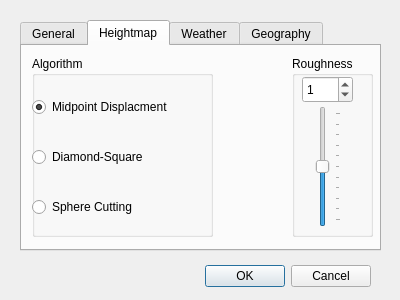
Qt form data/qt4/dWorldConf.ui (psi29a/worldsynth) before a commit.
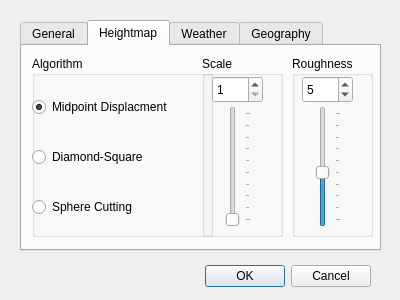
The same form after that commit. Icons and pictures are not drawn.

```diff
--- a/data/qt4/dWorldConf.ui
+++ b/data/qt4/dWorldConf.ui
@@ -142,7 +142,7 @@
        <number>10</number>
       </property>
       <property name="value">
-       <number>1</number>
+       <number>5</number>
       </property>
      </widget>
      <widget class="QSlider" name="vsRoughness">
@@ -155,7 +155,7 @@
        </rect>
       </property>
       <property name="minimum">
-       <number>0</number>
+       <number>1</number>
       </property>
       <property name="maximum">
        <number>10</number>
@@ -175,6 +175,9 @@
       <property name="tickPosition">
        <enum>QSlider::TicksBelow</enum>
       </property>
+      <property name="tickInterval">
+       <number>1</number>
+      </property>
      </widget>
     </widget>
     <widget class="QGroupBox" name="groupBox_2">
@@ -232,6 +235,69 @@
       </property>
      </widget>
     </widget>
+    <widget class="QGroupBox" name="gbScale">
+     <property name="geometry">
+      <rect>
+       <x>180</x>
+       <y>10</y>
+       <width>81</width>
+       <height>181</height>
+      </rect>
+     </property>
+     <property name="title">
+      <string>Scale</string>
+     </property>
+     <widget class="QSpinBox" name="sbScale">
+      <property name="geometry">
+       <rect>
+        <x>10</x>
+        <y>20</y>
+        <width>51</width>
+        <height>27</height>
+       </rect>
+      </property>
+      <property name="minimum">
+       <number>1</number>
+      </property>
+      <property name="maximum">
+       <number>10</number>
+      </property>
+     </widget>
+     <widget class="QSlider" name="vsScale">
+      <property name="geometry">
+       <rect>
+        <x>20</x>
+        <y>50</y>
+        <width>29</width>
+        <height>121</height>
+       </rect>
+      </property>
+      <property name="minimum">
+       <number>1</number>
+      </property>
+      <property name="maximum">
+       <number>10</number>
+      </property>
+      <property name="singleStep">
+       <number>1</number>
+      </property>
+      <property name="value">
+       <number>1</number>
+      </property>
+      <property name="sliderPosition">
+       <number>1</number>
+      </property>
+      <property name="orientation">
+       <enum>Qt::Vertical</enum>
+      </property>
+      <property name="tickPosition">
+       <enum>QSlider::TicksBelow</enum>
+      </property>
+      <property name="tickInterval">
+       <number>1</number>
+      </property>
+     </widget>
+    </widget>
    </widget>
    <widget class="QWidget" name="wsWeather">
     <attribute name="title">
```
Left out of the diff: 98 changed lines with no effect on the pictures.
